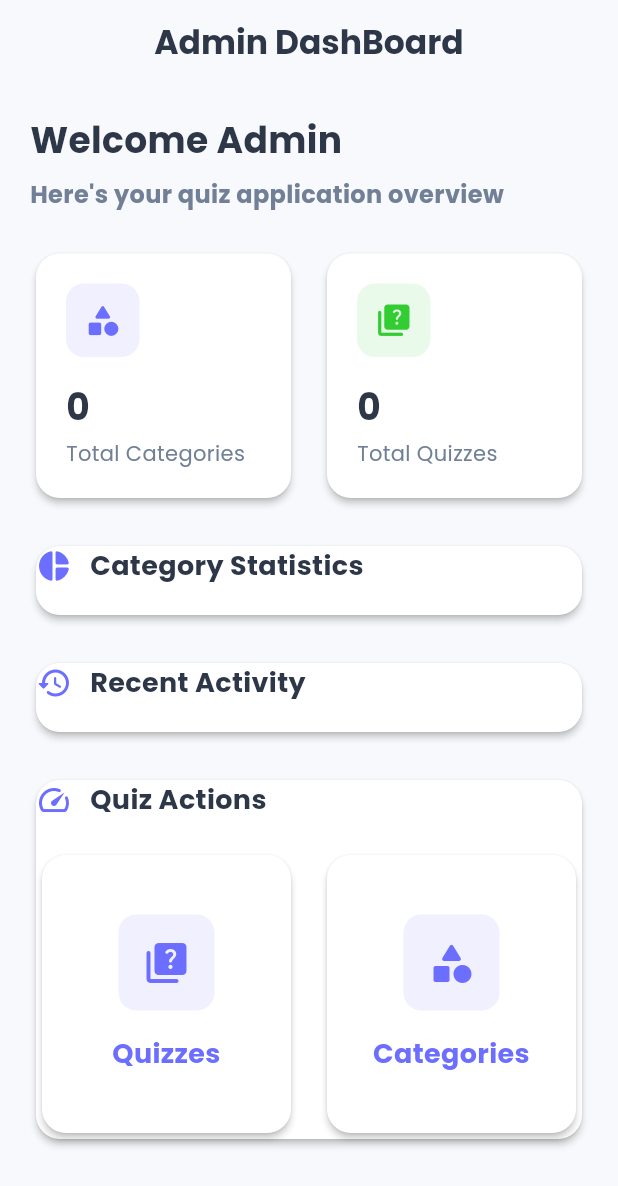
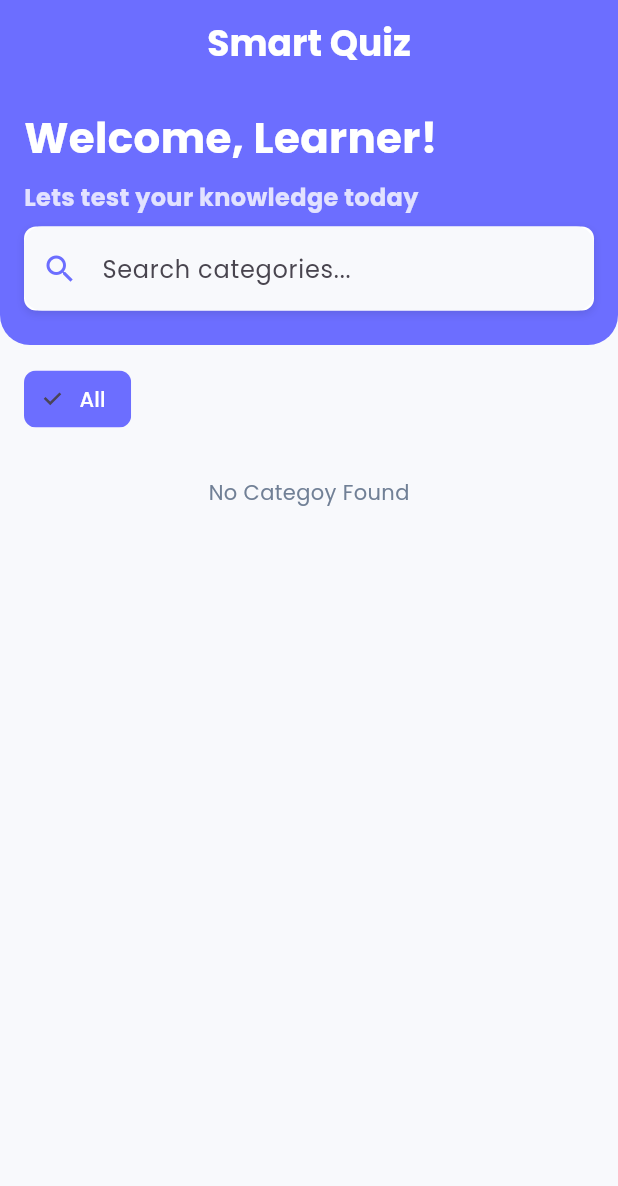
Before and after one commit to janak144/smart_quiz, a Flutter app: the screen it shows after launch, on a phone screen of 412 x 824 dp. Shown: the top 1186 px of the screen. Run offline on Flutter 3.47's test engine with Material 3 defaults, Android fonts, the phone set to English and light mode, and no system bars; our stand-ins replace cloud_firestore, firebase_core, flutter_animate, google_fonts; accounts and stored records are empty.

Commit message:
01/03/2026

```diff
--- a/lib/main.dart
+++ b/lib/main.dart
@@ -3,6 +3,7 @@ import 'package:flutter/material.dart';
 import 'package:smart_quiz/firebase_options.dart';
 import 'package:smart_quiz/theme/theme.dart';
 import 'package:smart_quiz/view/admin/admin_home_screen.dart';
+import 'package:smart_quiz/view/user/home_screen.dart';
 
 void main() async {
   WidgetsFlutterBinding.ensureInitialized();
@@ -20,7 +21,11 @@ class MyApp extends StatelessWidget {
       debugShowCheckedModeBanner: false,
       title: "Smart Quiz",
       theme: AppTheme.theme,
-      home: AdminHomeScreen(),
+      home: HomeScreen(),
     );
   }
 }
+//3:20 Run chack
+//3:48 run check
+//3:56 run check
+//4:03:49
--- a/lib/view/admin/edit_quiz_screen.dart
+++ b/lib/view/admin/edit_quiz_screen.dart
@@ -121,12 +121,14 @@ class _EditQuizScreenState extends State<EditQuizScreen> {
         title: _titleController.text.trim(),
         timeLimit: int.parse(_timeLimitController.text),
         questions: questions,
+        createdAt: widget.quiz.createdAt,
       );
 
       await _firestore
           .collection("quizzes")
           .doc(widget.quiz.id)
-          .update(updateQuiz.toMap());
+          .update(updateQuiz.toMap(isUpdate: true));
+
       ScaffoldMessenger.of(
         context,
       ).showSnackBar(SnackBar(content: Text("Quiz updated Successfully")));
--- /dev/null
+++ b/lib/view/user/home_screen.dart
@@ -0,0 +1,297 @@
+import 'package:cloud_firestore/cloud_firestore.dart';
+import 'package:flutter/material.dart';
+import 'package:flutter_animate/flutter_animate.dart';
+import 'package:smart_quiz/model/category.dart';
+import 'package:smart_quiz/theme/theme.dart' show AppTheme;
+import 'package:smart_quiz/theme/theme.dart';
+import 'package:smart_quiz/view/user/category_screen.dart';
+
+class HomeScreen extends StatefulWidget {
+  const HomeScreen({super.key});
+
+  @override
+  State<HomeScreen> createState() => _HomeScreenState();
+}
+
+class _HomeScreenState extends State<HomeScreen> {
+  final TextEditingController _searchController = TextEditingController();
+  List<Category> _allCategories = [];
+  List<Category> _filteredCategories = [];
+
+  List<String> _categoryFilters = ['All'];
+  String _selectedFilter = 'All';
+
+  @override
+  void initState() {
+    super.initState();
+    _fetchCategories();
+  }
+
+  Future<void> _fetchCategories() async {
+    final snalshot = await FirebaseFirestore.instance
+        .collection('categories')
+        .orderBy('createdAt', descending: true)
+        .get();
+
+    setState(() {
+      _allCategories = snalshot.docs
+          .map((doc) => Category.fromMap(doc.id, doc.data()))
+          .toList();
+
+      _categoryFilters =
+          ['All'] +
+          _allCategories.map((category) => category.name).toSet().toList();
+
+      _filteredCategories = _allCategories;
+    });
+  }
+
+  void _filterCategories(String query, {String? categoryFilter}) {
+    setState(() {
+      _filteredCategories = _allCategories.where((category) {
+        final matchesearch =
+            category.name.toLowerCase().contains(query.toLowerCase()) ||
+            category.description.toLowerCase().contains(query.toLowerCase());
+
+        final matchesCategory =
+            categoryFilter == null ||
+            categoryFilter == 'All' ||
+            category.name.toLowerCase() == categoryFilter.toLowerCase();
+
+        return matchesearch && matchesCategory;
+      }).toList();
+    });
+  }
+
+  @override
+  Widget build(BuildContext context) {
+    return Scaffold(
+      backgroundColor: AppTheme.backgroundColor,
+      body: CustomScrollView(
+        slivers: [
+          SliverAppBar(
+            expandedHeight: 230,
+            backgroundColor: AppTheme.primaryColor,
+            centerTitle: true,
+            floating: true,
+            pinned: true,
+            elevation: 0,
+            shape: RoundedRectangleBorder(
+              borderRadius: BorderRadius.only(
+                bottomLeft: Radius.circular(20),
+                bottomRight: Radius.circular(20),
+              ),
+            ),
+            title: Text(
+              "Smart Quiz",
+              style: TextStyle(
+                fontSize: 24,
+                fontWeight: FontWeight.bold,
+                color: Colors.white,
+              ),
+            ),
+            flexibleSpace: FlexibleSpaceBar(
+              background: SafeArea(
+                child: Column(
+                  children: [
+                    SizedBox(height: kToolbarHeight + 16),
+                    Padding(
+                      padding: EdgeInsets.symmetric(horizontal: 16),
+                      child: Column(
+                        crossAxisAlignment: CrossAxisAlignment.start,
+                        children: [
+                          Text(
+                            "Welcome, Learner!",
+                            style: TextStyle(
+                              fontSize: 28,
+                              fontWeight: FontWeight.bold,
+                              color: Colors.white,
+                            ),
+                          ),
+                          SizedBox(height: 8),
+                          Text(
+                            "Let\s test your knowledge today",
+                            style: TextStyle(
+                              fontSize: 16,
+                              fontWeight: FontWeight.bold,
+                              color: Colors.white.withOpacity(0.8),
+                            ),
+                          ),
+                          SizedBox(height: 8),
+                          Container(
+                            decoration: BoxDecoration(
+                              color: Colors.white,
+                              borderRadius: BorderRadius.circular(8),
+                              boxShadow: [
+                                BoxShadow(
+                                  color: Colors.black.withOpacity(0.1),
+                                  blurRadius: 4,
+                                  offset: Offset(0, 2),
+                                ),
+                              ],
+                            ),
+                            child: TextField(
+                              controller: _searchController,
+                              onChanged: (value) => _filterCategories(value),
+                              decoration: InputDecoration(
+                                hintText: "Search categories...",
+                                prefixIcon: Icon(
+                                  Icons.search,
+                                  color: AppTheme.primaryColor,
+                                ),
+                                suffixIcon: _searchController.text.isNotEmpty
+                                    ? IconButton(
+                                        onPressed: () {
+                                          _searchController.clear();
+                                          _filterCategories('');
+                                        },
+                                        icon: Icon(
+                                          Icons.clear,
+                                          color: AppTheme.primaryColor,
+                                        ),
+                                      )
+                                    : null,
+                                border: InputBorder.none,
+                              ),
+                            ),
+                          ),
+                        ],
+                      ),
+                    ),
+                  ],
+                ),
+              ),
+              collapseMode: CollapseMode.pin,
+            ),
+          ),
+          SliverToBoxAdapter(
+            child: Container(
+              margin: EdgeInsets.all(16),
+              height: 40,
+              child: ListView.builder(
+                scrollDirection: Axis.horizontal,
+                itemCount: _categoryFilters.length,
+                itemBuilder: (context, index) {
+                  final filter = _categoryFilters[index];
+                  return Padding(
+                    padding: EdgeInsets.only(right: 8),
+                    child: ChoiceChip(
+                      label: Text(
+                        filter,
+                        style: TextStyle(
+                          color: _selectedFilter == filter
+                              ? Colors.white
+                              : AppTheme.primaryColor,
+                        ),
+                      ),
+                      selected: _selectedFilter == filter,
+                      selectedColor: AppTheme.primaryColor,
+                      backgroundColor: Colors.white,
+                      onSelected: (bool selected) {
+                        setState(() {
+                          _selectedFilter = filter;
+                          _filterCategories(
+                            _searchController.text,
+                            categoryFilter: filter,
+                          );
+                        });
+                      },
+                    ),
+                  );
+                },
+              ),
+            ),
+          ),
+          SliverPadding(
+            padding: EdgeInsets.all(16),
+            sliver: _filteredCategories.isEmpty
+                ? SliverToBoxAdapter(
+                    child: Center(
+                      child: Text(
+                        "No Categoy Found",
+                        style: TextStyle(color: AppTheme.textSecondaryColor),
+                      ),
+                    ),
+                  )
+                : SliverGrid(
+                    delegate: SliverChildBuilderDelegate(
+                      (context, index) =>
+                          _buildCategoryCard(_filteredCategories[index], index),
+                      childCount: _filteredCategories.length,
+                    ),
+                    gridDelegate: SliverGridDelegateWithFixedCrossAxisCount(
+                      crossAxisCount: 2,
+                      mainAxisSpacing: 16,
+                      crossAxisSpacing: 16,
+                      childAspectRatio: 0.8,
+                    ),
+                  ),
+          ),
+        ],
+      ),
+    );
+  }
+
+  Widget _buildCategoryCard(Category category, int index) {
+    return Card(
+          elevation: 0,
+          shape: RoundedRectangleBorder(
+            borderRadius: BorderRadius.circular(12),
+          ),
+          child: InkWell(
+            borderRadius: BorderRadius.circular(16),
+            onTap: () {
+              Navigator.push(
+                context,
+                MaterialPageRoute(
+                  builder: (context) => CategoryScreen(category: category),
+                ),
+              );
+            },
+            child: Container(
+              padding: EdgeInsets.all(16),
+              child: Column(
+                mainAxisAlignment: MainAxisAlignment.center,
+                children: [
+                  Container(
+                    padding: EdgeInsets.all(8),
+                    decoration: BoxDecoration(
+                      color: AppTheme.primaryColor.withOpacity(0.1),
+                      borderRadius: BorderRadius.circular(12),
+                    ),
+                    child: Icon(
+                      Icons.quiz,
+                      size: 48,
+                      color: AppTheme.primaryColor,
+                    ),
+                  ),
+                  SizedBox(height: 16),
+                  Text(
+                    category.name,
+                    style: TextStyle(
+                      fontSize: 20,
+                      fontWeight: FontWeight.bold,
+                      color: AppTheme.textPrimaryColor,
+                    ),
+                  ),
+                  SizedBox(height: 8),
+                  Text(
+                    category.description,
+                    style: TextStyle(
+                      fontSize: 14,
+                      color: AppTheme.textSecondaryColor,
+                    ),
+                    textAlign: TextAlign.center,
+                    maxLines: 2,
+                    overflow: TextOverflow.ellipsis,
+                  ),
+                ],
+              ),
+            ),
+          ),
+        )
+        .animate(delay: Duration(milliseconds: 100 * index))
+        .slideY(begin: 0.5, end: 0, duration: Duration(milliseconds: 300))
+        .fadeIn();
+  }
+}
```
Also changed, not shown: lib/view/user/category_screen.dart (added, +76 -0 lines).
